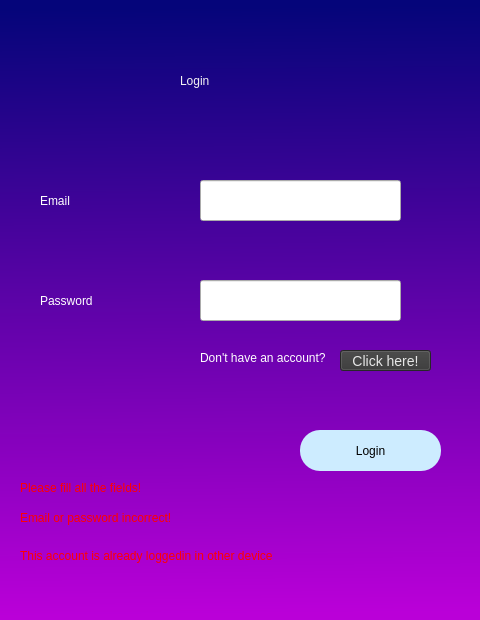
Qt form ui/login.ui (AlonIvshin/AutomaticGymTrainer) before a commit.
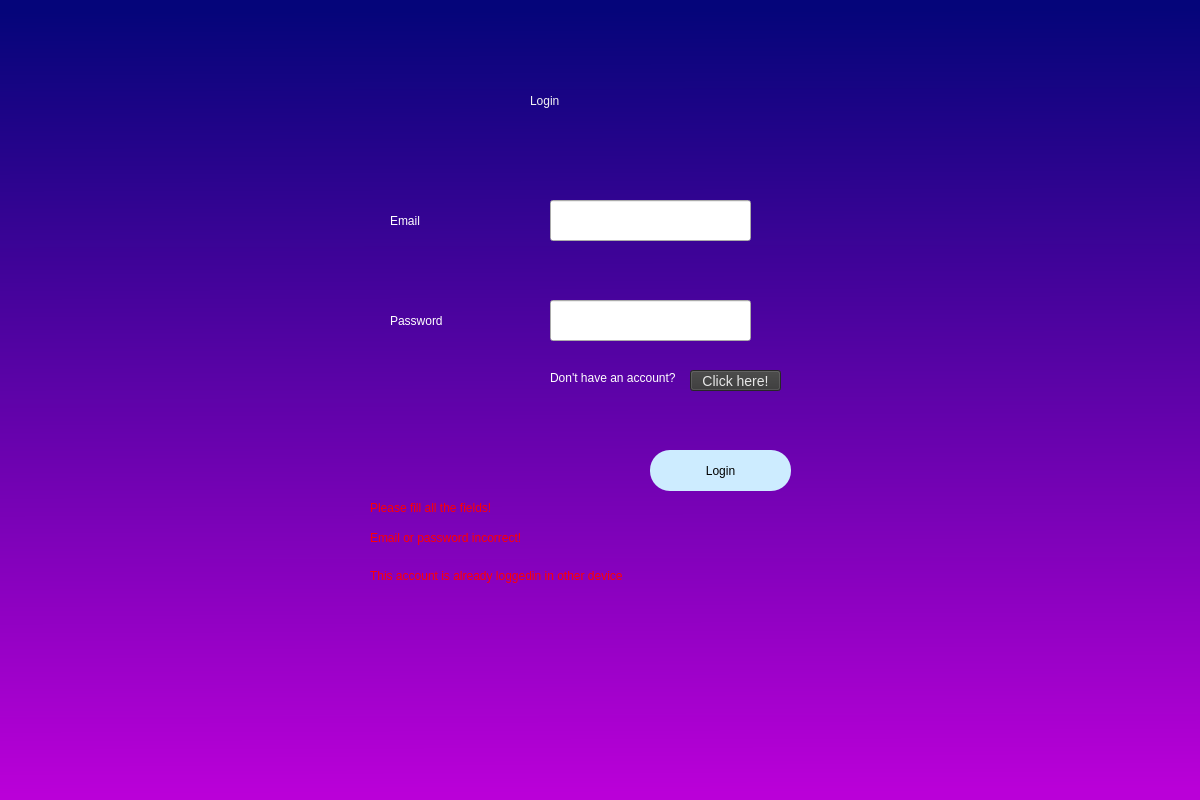
The same form after that commit.

Diff of the .ui file:
```diff
--- a/ui/login.ui
+++ b/ui/login.ui
@@ -6,8 +6,8 @@
    <rect>
     <x>0</x>
     <y>0</y>
-    <width>480</width>
-    <height>620</height>
+    <width>1200</width>
+    <height>800</height>
    </rect>
   </property>
   <property name="windowTitle">
@@ -20,8 +20,8 @@
   <widget class="QLabel" name="label">
    <property name="geometry">
     <rect>
-     <x>180</x>
-     <y>50</y>
+     <x>530</x>
+     <y>70</y>
      <width>131</width>
      <height>61</height>
     </rect>
@@ -36,8 +36,8 @@
   <widget class="QLabel" name="label_2">
    <property name="geometry">
     <rect>
-     <x>40</x>
-     <y>170</y>
+     <x>390</x>
+     <y>190</y>
      <width>141</width>
      <height>61</height>
     </rect>
@@ -53,8 +53,8 @@
   <widget class="QLabel" name="label_3">
    <property name="geometry">
     <rect>
-     <x>40</x>
-     <y>270</y>
+     <x>390</x>
+     <y>290</y>
      <width>141</width>
      <height>61</height>
     </rect>
@@ -70,8 +70,8 @@
   <widget class="QLineEdit" name="i_email">
    <property name="geometry">
     <rect>
-     <x>200</x>
-     <y>180</y>
+     <x>550</x>
+     <y>200</y>
      <width>201</width>
      <height>41</height>
     </rect>
@@ -80,8 +80,8 @@
   <widget class="QLineEdit" name="i_password">
    <property name="geometry">
     <rect>
-     <x>200</x>
-     <y>280</y>
+     <x>550</x>
+     <y>300</y>
      <width>201</width>
      <height>41</height>
     </rect>
@@ -90,8 +90,8 @@
   <widget class="QPushButton" name="bt_login">
    <property name="geometry">
     <rect>
-     <x>300</x>
-     <y>430</y>
+     <x>650</x>
+     <y>450</y>
      <width>141</width>
      <height>41</height>
     </rect>
@@ -108,8 +108,8 @@
   <widget class="QLabel" name="label_4">
    <property name="geometry">
     <rect>
-     <x>200</x>
-     <y>350</y>
+     <x>550</x>
+     <y>370</y>
      <width>161</width>
      <height>16</height>
     </rect>
@@ -124,8 +124,8 @@
   <widget class="QPushButton" name="bt_click">
    <property name="geometry">
     <rect>
-     <x>340</x>
-     <y>350</y>
+     <x>690</x>
+     <y>370</y>
      <width>91</width>
      <height>21</height>
     </rect>
@@ -140,8 +140,8 @@
   <widget class="QLabel" name="lbl_fields">
    <property name="geometry">
     <rect>
-     <x>20</x>
-     <y>480</y>
+     <x>370</x>
+     <y>500</y>
      <width>211</width>
      <height>16</height>
     </rect>
@@ -157,8 +157,8 @@
   <widget class="QLabel" name="lbl_incorrect">
    <property name="geometry">
     <rect>
-     <x>20</x>
-     <y>510</y>
+     <x>370</x>
+     <y>530</y>
      <width>271</width>
      <height>16</height>
     </rect>
@@ -174,8 +174,8 @@
   <widget class="QLabel" name="lbl_loged">
    <property name="geometry">
     <rect>
-     <x>20</x>
-     <y>540</y>
+     <x>370</x>
+     <y>560</y>
      <width>441</width>
      <height>31</height>
     </rect>
```
